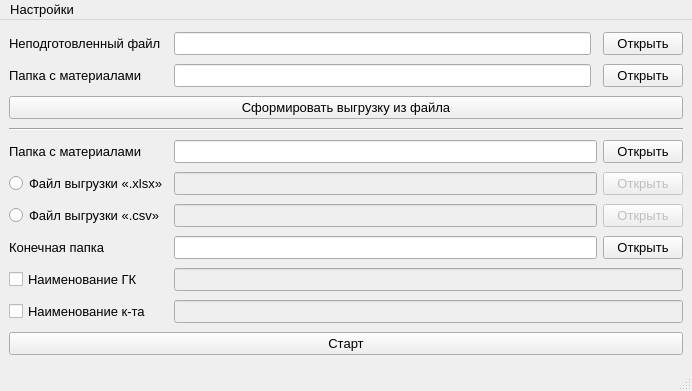
First picture: the form in designer/Main.ui, repository ant1cus/Project_SP, before the edit.
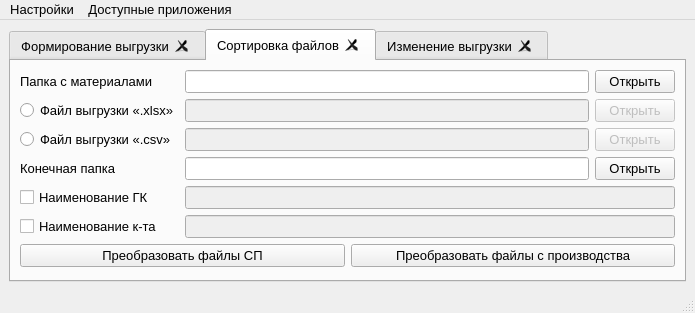
Second picture: the form after the edit. The open tabs and pages were chosen to show the change.

```diff
--- a/designer/Main.ui
+++ b/designer/Main.ui
@@ -6,8 +6,8 @@
    <rect>
     <x>0</x>
     <y>0</y>
-    <width>692</width>
-    <height>391</height>
+    <width>695</width>
+    <height>313</height>
    </rect>
   </property>
   <property name="font">
@@ -20,57 +20,33 @@
   </property>
   <widget class="QWidget" name="centralwidget">
    <layout class="QGridLayout" name="gridLayout">
-    <item row="9" column="3">
-     <widget class="QPushButton" name="pushButton_open_path_finish_dir">
-      <property name="sizePolicy">
-       <sizepolicy hsizetype="Fixed" vsizetype="Fixed">
-        <horstretch>0</horstretch>
-        <verstretch>0</verstretch>
-       </sizepolicy>
+    <item row="0" column="0">
+     <widget class="QTabWidget" name="tabWidget">
+      <property name="currentIndex">
+       <number>0</number>
       </property>
-      <property name="text">
-       <string>Открыть</string>
+      <property name="tabsClosable">
+       <bool>true</bool>
       </property>
-     </widget>
-    </item>
-    <item row="5" column="3">
-     <widget class="QPushButton" name="pushButton_open_material_sp_dir">
-      <property name="sizePolicy">
-       <sizepolicy hsizetype="Fixed" vsizetype="Fixed">
-        <horstretch>0</horstretch>
-        <verstretch>0</verstretch>
-       </sizepolicy>
+      <property name="movable">
+       <bool>true</bool>
       </property>
-      <property name="text">
-       <string>Открыть</string>
-      </property>
-     </widget>
-    </item>
-    <item row="1" column="0">
-     <widget class="QLabel" name="label_dir_check_material">
-      <property name="text">
-       <string>Папка с материалами</string>
-      </property>
-     </widget>
-    </item>
-    <item row="3" column="0" colspan="4">
+      <widget class="QWidget" name="form">
+       <attribute name="title">
+        <string>Формирование выгрузки</string>
+       </attribute>
+       <layout class="QGridLayout" name="gridLayout_2">
+        <item row="2" column="0" colspan="3">
      <widget class="QPushButton" name="pushButton_form_file">
       <property name="text">
        <string>Сформировать выгрузку из файла</string>
       </property>
      </widget>
     </item>
-    <item row="4" column="0" colspan="4">
-     <widget class="Line" name="line">
-      <property name="orientation">
-       <enum>Qt::Horizontal</enum>
-      </property>
-     </widget>
-    </item>
-    <item row="7" column="0">
-     <widget class="QRadioButton" name="radioButton_load_asu">
+        <item row="1" column="2">
+         <widget class="QPushButton" name="pushButton_open_check_material_dir">
       <property name="text">
-       <string>Файл выгрузки «.xlsx»</string>
+           <string>Открыть</string>
       </property>
      </widget>
     </item>
@@ -81,132 +57,235 @@
       </property>
      </widget>
     </item>
-    <item row="9" column="1" colspan="2">
+        <item row="0" column="1">
+         <widget class="QLineEdit" name="lineEdit_path_file_unformat_file"/>
+        </item>
+        <item row="1" column="1">
+         <widget class="QLineEdit" name="lineEdit_path_dir_check_material"/>
+        </item>
+        <item row="0" column="2">
+         <widget class="QPushButton" name="pushButton_open_unformat_file">
+          <property name="text">
+           <string>Открыть</string>
+          </property>
+         </widget>
+        </item>
+        <item row="1" column="0">
+         <widget class="QLabel" name="label_dir_check_material">
+          <property name="text">
+           <string>Папка с материалами</string>
+          </property>
+         </widget>
+        </item>
+       </layout>
+      </widget>
+      <widget class="QWidget" name="sorting">
+       <attribute name="title">
+        <string>Сортировка файлов</string>
+       </attribute>
+       <layout class="QGridLayout" name="gridLayout_3">
+        <item row="2" column="2">
+         <widget class="QPushButton" name="pushButton_open_load_manufacture_file">
+          <property name="enabled">
+           <bool>false</bool>
+          </property>
+          <property name="sizePolicy">
+           <sizepolicy hsizetype="Fixed" vsizetype="Fixed">
+            <horstretch>0</horstretch>
+            <verstretch>0</verstretch>
+           </sizepolicy>
+          </property>
+          <property name="text">
+           <string>Открыть</string>
+          </property>
+         </widget>
+        </item>
+        <item row="3" column="1">
      <widget class="QLineEdit" name="lineEdit_path_dir_finish"/>
     </item>
-    <item row="9" column="0">
-     <widget class="QLabel" name="label_finish_folder">
+        <item row="4" column="1" colspan="2">
+         <widget class="QLineEdit" name="lineEdit_name_gk">
+          <property name="enabled">
+           <bool>false</bool>
+          </property>
+         </widget>
+        </item>
+        <item row="0" column="2">
+         <widget class="QPushButton" name="pushButton_open_material_sp_dir">
+          <property name="sizePolicy">
+           <sizepolicy hsizetype="Fixed" vsizetype="Fixed">
+            <horstretch>0</horstretch>
+            <verstretch>0</verstretch>
+           </sizepolicy>
+          </property>
       <property name="text">
-       <string>Конечная папка</string>
+           <string>Открыть</string>
       </property>
      </widget>
     </item>
     <item row="5" column="0">
+         <widget class="QCheckBox" name="checkBox_name_set">
+          <property name="text">
+           <string>Наименование к-та</string>
+          </property>
+         </widget>
+        </item>
+        <item row="2" column="0">
+         <widget class="QRadioButton" name="radioButton_load_manufacture">
+          <property name="text">
+           <string>Файл выгрузки «.csv»</string>
+          </property>
+         </widget>
+        </item>
+        <item row="1" column="2">
+         <widget class="QPushButton" name="pushButton_open_load_asu_file">
+          <property name="enabled">
+           <bool>false</bool>
+          </property>
+          <property name="sizePolicy">
+           <sizepolicy hsizetype="Fixed" vsizetype="Fixed">
+            <horstretch>0</horstretch>
+            <verstretch>0</verstretch>
+           </sizepolicy>
+          </property>
+          <property name="text">
+           <string>Открыть</string>
+          </property>
+         </widget>
+        </item>
+        <item row="1" column="0">
+         <widget class="QRadioButton" name="radioButton_load_asu">
+          <property name="text">
+           <string>Файл выгрузки «.xlsx»</string>
+          </property>
+         </widget>
+        </item>
+        <item row="1" column="1">
+         <widget class="QLineEdit" name="lineEdit_path_load_asu_file">
+          <property name="enabled">
+           <bool>false</bool>
+          </property>
+         </widget>
+        </item>
+        <item row="0" column="0">
      <widget class="QLabel" name="label_material_sp">
       <property name="text">
        <string>Папка с материалами</string>
       </property>
      </widget>
     </item>
-    <item row="8" column="3">
-     <widget class="QPushButton" name="pushButton_open_load_manufacture_file">
-      <property name="enabled">
-       <bool>false</bool>
-      </property>
-      <property name="sizePolicy">
-       <sizepolicy hsizetype="Fixed" vsizetype="Fixed">
-        <horstretch>0</horstretch>
-        <verstretch>0</verstretch>
-       </sizepolicy>
-      </property>
-      <property name="text">
-       <string>Открыть</string>
-      </property>
-     </widget>
-    </item>
-    <item row="11" column="1" colspan="3">
+        <item row="5" column="1" colspan="2">
      <widget class="QLineEdit" name="lineEdit_name_set">
       <property name="enabled">
        <bool>false</bool>
       </property>
      </widget>
     </item>
-    <item row="0" column="3">
-     <widget class="QPushButton" name="pushButton_open_unformat_file">
+        <item row="3" column="2">
+         <widget class="QPushButton" name="pushButton_open_path_finish_dir">
+          <property name="sizePolicy">
+           <sizepolicy hsizetype="Fixed" vsizetype="Fixed">
+            <horstretch>0</horstretch>
+            <verstretch>0</verstretch>
+           </sizepolicy>
+          </property>
       <property name="text">
        <string>Открыть</string>
       </property>
      </widget>
     </item>
-    <item row="8" column="1" colspan="2">
+        <item row="2" column="1">
      <widget class="QLineEdit" name="lineEdit_path_file_manufacture">
       <property name="enabled">
        <bool>false</bool>
       </property>
      </widget>
     </item>
-    <item row="1" column="1">
-     <widget class="QLineEdit" name="lineEdit_path_dir_check_material"/>
-    </item>
-    <item row="1" column="3">
-     <widget class="QPushButton" name="pushButton_open_check_material_dir">
+        <item row="0" column="1">
+         <widget class="QLineEdit" name="lineEdit_path_dir_material_sp"/>
+        </item>
+        <item row="3" column="0">
+         <widget class="QLabel" name="label_finish_folder">
       <property name="text">
-       <string>Открыть</string>
+           <string>Конечная папка</string>
       </property>
      </widget>
     </item>
-    <item row="7" column="1" colspan="2">
-     <widget class="QLineEdit" name="lineEdit_path_load_asu_file">
-      <property name="enabled">
-       <bool>false</bool>
-      </property>
-     </widget>
-    </item>
-    <item row="7" column="3">
-     <widget class="QPushButton" name="pushButton_open_load_asu_file">
-      <property name="enabled">
-       <bool>false</bool>
-      </property>
-      <property name="sizePolicy">
-       <sizepolicy hsizetype="Fixed" vsizetype="Fixed">
-        <horstretch>0</horstretch>
-        <verstretch>0</verstretch>
-       </sizepolicy>
-      </property>
-      <property name="text">
-       <string>Открыть</string>
-      </property>
-     </widget>
-    </item>
-    <item row="10" column="0">
+        <item row="4" column="0">
      <widget class="QCheckBox" name="checkBox_name_gk">
       <property name="text">
        <string>Наименование ГК</string>
       </property>
      </widget>
     </item>
-    <item row="12" column="0" colspan="4">
-     <widget class="QPushButton" name="pushButton_start">
+        <item row="7" column="0" colspan="3">
+         <layout class="QHBoxLayout" name="horizontalLayout">
+          <item>
+           <widget class="QPushButton" name="pushButton_sorting_file_SP">
       <property name="text">
-       <string>Старт</string>
+             <string>Преобразовать файлы СП</string>
+            </property>
+           </widget>
+          </item>
+          <item>
+           <widget class="QPushButton" name="pushButton_sorting_file_manufacture">
+            <property name="text">
+             <string>Преобразовать файлы с производства</string>
+            </property>
+           </widget>
+          </item>
+         </layout>
+        </item>
+       </layout>
+      </widget>
+      <widget class="QWidget" name="change">
+       <attribute name="title">
+        <string>Изменение выгрузки</string>
+       </attribute>
+       <layout class="QGridLayout" name="gridLayout_4">
+        <item row="0" column="0">
+         <widget class="QLabel" name="label_unloading_file">
+          <property name="text">
+           <string>Исходные выгрузки</string>
+          </property>
+         </widget>
+        </item>
+        <item row="0" column="2">
+         <widget class="QPushButton" name="pushButton_open_start_unloading_dir">
+          <property name="text">
+           <string>Открыть</string>
+          </property>
+         </widget>
+        </item>
+        <item row="2" column="0" colspan="3">
+         <widget class="QPushButton" name="pushButton_change_unloading_file">
+          <property name="text">
+           <string>Изменить файл выгрузки</string>
       </property>
      </widget>
     </item>
     <item row="0" column="1">
-     <widget class="QLineEdit" name="lineEdit_path_file_unformat_file"/>
-    </item>
-    <item row="11" column="0">
-     <widget class="QCheckBox" name="checkBox_name_set">
+         <widget class="QLineEdit" name="lineEdit_path_dir_start_unloading_files"/>
+        </item>
+        <item row="1" column="0">
+         <widget class="QLabel" name="label_path_dir_finish_unloading_files">
       <property name="text">
-       <string>Наименование к-та</string>
+           <string>Конечная папка</string>
       </property>
      </widget>
     </item>
-    <item row="5" column="1" colspan="2">
-     <widget class="QLineEdit" name="lineEdit_path_dir_material_sp"/>
-    </item>
-    <item row="10" column="1" colspan="3">
-     <widget class="QLineEdit" name="lineEdit_name_gk">
-      <property name="enabled">
-       <bool>false</bool>
+        <item row="1" column="1">
+         <widget class="QLineEdit" name="lineEdit_path_dir_finish_unloading_files"/>
+        </item>
+        <item row="1" column="2">
+         <widget class="QPushButton" name="pushButton_open_finish_unloading_dir">
+          <property name="text">
+           <string>Открыть</string>
       </property>
      </widget>
     </item>
-    <item row="8" column="0">
-     <widget class="QRadioButton" name="radioButton_load_manufacture">
-      <property name="text">
-       <string>Файл выгрузки «.csv»</string>
-      </property>
+       </layout>
+      </widget>
      </widget>
     </item>
    </layout>
@@ -216,17 +295,26 @@
     <rect>
      <x>0</x>
      <y>0</y>
-     <width>692</width>
+     <width>695</width>
      <height>23</height>
     </rect>
    </property>
-   <widget class="QMenu" name="menu">
+   <widget class="QMenu" name="menu_settings">
     <property name="title">
      <string>Настройки</string>
     </property>
     <addaction name="action_default_window"/>
    </widget>
-   <addaction name="menu"/>
+   <widget class="QMenu" name="menu_application">
+    <property name="title">
+     <string>Доступные приложения</string>
+    </property>
+    <addaction name="action_form_file"/>
+    <addaction name="action_sorting_file"/>
+    <addaction name="action_change_unloading"/>
+   </widget>
+   <addaction name="menu_settings"/>
+   <addaction name="menu_application"/>
   </widget>
   <widget class="QStatusBar" name="statusbar"/>
   <action name="action_default_window">
```
Left out of the diff: 105 changed lines with no effect on the pictures. Lines whose indentation alone changed are shown as unchanged.
